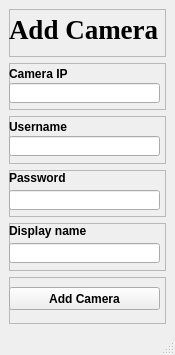
The window that qt/Add_Camera.ui (EdgeOfAI/vehicle_counter_pyqt_app) describes before a commit, drawn with Qt 5.
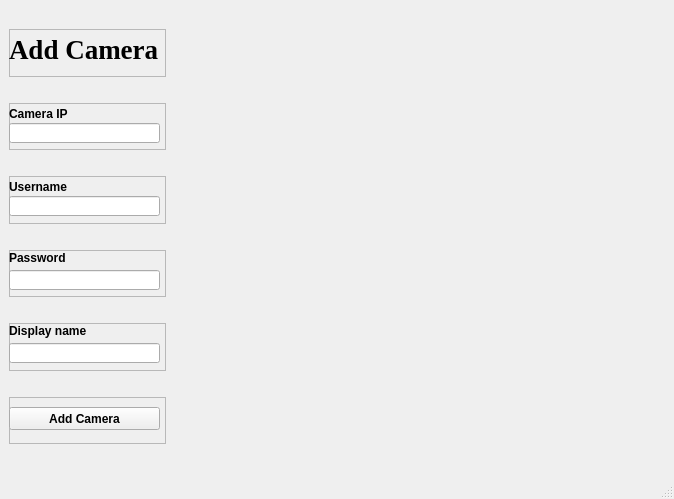
The same window after the commit.

Patch:
```diff
--- a/qt/Add_Camera.ui
+++ b/qt/Add_Camera.ui
@@ -6,8 +6,8 @@
    <rect>
     <x>0</x>
     <y>0</y>
-    <width>175</width>
-    <height>353</height>
+    <width>674</width>
+    <height>499</height>
    </rect>
   </property>
   <property name="windowTitle">
@@ -43,6 +43,9 @@
       <property name="frameShadow">
        <enum>QFrame::Raised</enum>
       </property>
+      <property name="lineWidth">
+       <number>0</number>
+      </property>
       <widget class="QLabel" name="label">
        <property name="geometry">
         <rect>
@@ -98,6 +101,9 @@
       <property name="frameShadow">
        <enum>QFrame::Raised</enum>
       </property>
+      <property name="lineWidth">
+       <number>0</number>
+      </property>
       <widget class="QLabel" name="label_2">
        <property name="geometry">
         <rect>
@@ -155,6 +161,9 @@
       <property name="frameShadow">
        <enum>QFrame::Raised</enum>
       </property>
+      <property name="lineWidth">
+       <number>0</number>
+      </property>
       <widget class="QLabel" name="label_3">
        <property name="geometry">
         <rect>
@@ -212,6 +221,9 @@
       <property name="frameShadow">
        <enum>QFrame::Raised</enum>
       </property>
+      <property name="lineWidth">
+       <number>0</number>
+      </property>
       <widget class="QLabel" name="label_4">
        <property name="geometry">
         <rect>
@@ -269,6 +281,9 @@
       <property name="frameShadow">
        <enum>QFrame::Raised</enum>
       </property>
+      <property name="lineWidth">
+       <number>0</number>
+      </property>
       <widget class="QLabel" name="label_5">
        <property name="geometry">
         <rect>
@@ -326,6 +341,9 @@
       <property name="frameShadow">
        <enum>QFrame::Raised</enum>
       </property>
+      <property name="lineWidth">
+       <number>0</number>
+      </property>
       <widget class="QPushButton" name="addCamBtn">
        <property name="geometry">
         <rect>
```
